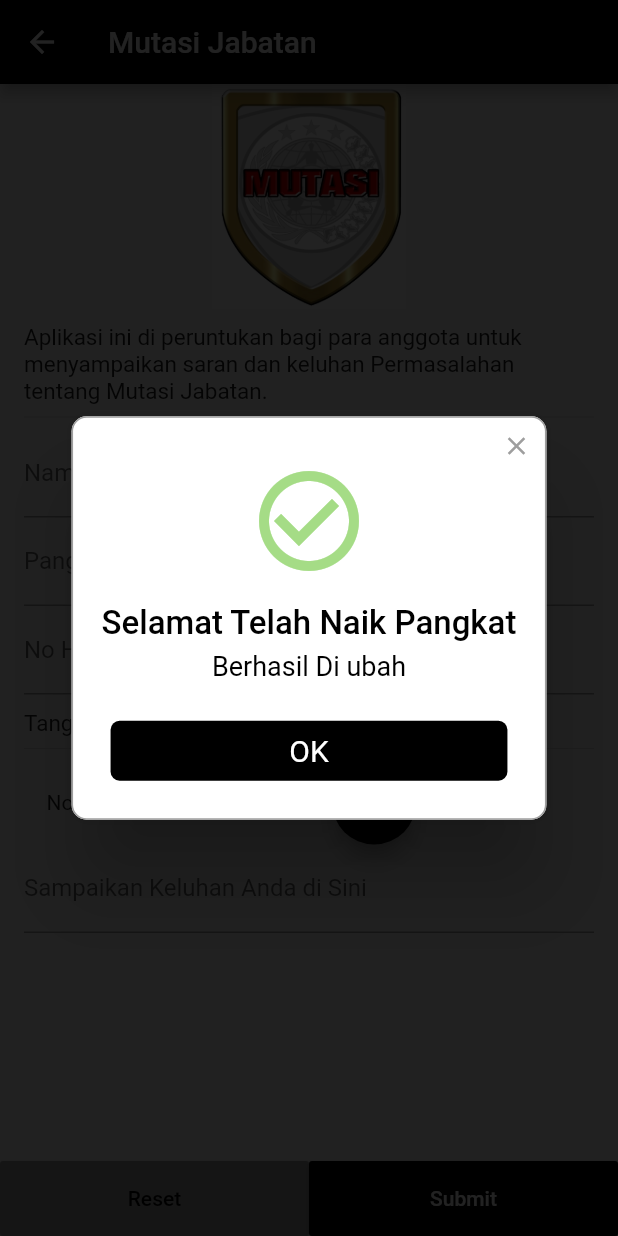
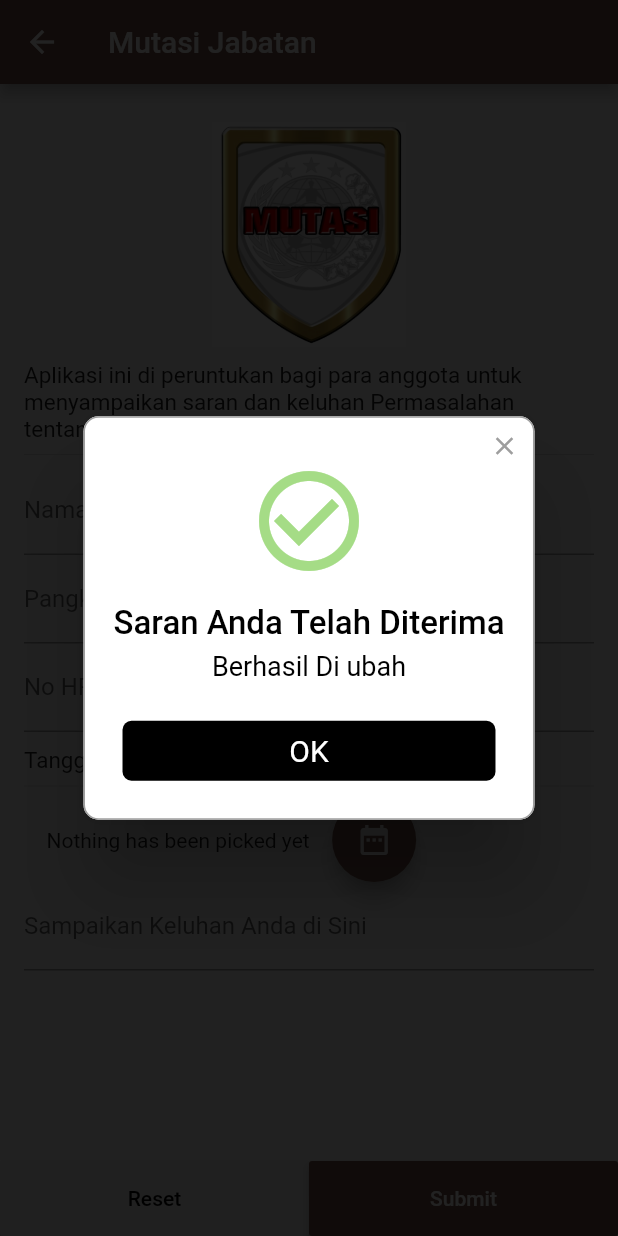
Before and after one commit to rivuzu/esdm, a Flutter app: the MutasiJabatan screen opened directly, after a tap on "Submit", on a phone screen of 412 x 824 dp. Run offline on Flutter 3.47's test engine with Material 2 defaults, Android fonts, the phone set to English and light mode, and no system bars; drawn by our look-alikes of rflutter_alert; our stand-ins replace carousel_slider, dotted_border, dropdown_formfield, google_maps_flutter, shared_preferences, webview_flutter; missing offline and left inert: flutter_plugin_pdf_viewer, flutter_pubnub, flutter_rounded_date_picker, flutter_webview_plugin, pref_dessert; accounts and stored records are empty.

Commit message:
change UI in Mutasi Jabatan and Kenaikan Pangkat

```diff
--- a/lib/src/Config/config_message.dart
+++ b/lib/src/Config/config_message.dart
@@ -3,7 +3,7 @@ class ConfigMessage{
   static String DataTitleMessageWarning = "Warning";
   static String DataTitleMessageInfo = "Info";
 
-  static String DATATITLEMESSAGESUCCSESS = 'Selamat Telah Naik Pangkat';
+  static String DATATITLEMESSAGESUCCSESS = 'Saran Anda Telah Diterima';
   static String DataTextMessageUsernameEmpty = "Username Tidak Boleh Kosong";
   static String DataTextMessagePasswordEmpty = "Password Tidak Boleh Kosong";
   static String DataTextMessageUsernameError = "Username Salah";
--- a/lib/src/EMC/mutasi_jabatan.dart
+++ b/lib/src/EMC/mutasi_jabatan.dart
@@ -138,7 +138,7 @@ Widget build(BuildContext context) {
   return new Scaffold(
     appBar: new AppBar(
           title: new Text('Mutasi Jabatan'),
-          backgroundColor: Colors.black,
+          backgroundColor: Colors.brown,
         ),
     body: new SafeArea(
           top: false,
@@ -146,7 +146,7 @@ Widget build(BuildContext context) {
           child: new Form(
               autovalidate: true,
               child: new ListView(
-                padding: const EdgeInsets.symmetric(horizontal: 16.0),
+                padding: const EdgeInsets.symmetric(horizontal: 16.0, vertical: 25.0),
                 children: <Widget>[
                 SizedBox(
                   height: 150.0,
@@ -193,12 +193,12 @@ Widget build(BuildContext context) {
 
                        new Theme(
                         data: Theme.of(context).copyWith(
-                          accentColor: Colors.black,
-                          primaryColor: Colors.black
+                          accentColor: Colors.brown,
+                          primaryColor: Colors.brown
                         ),
                         child: new Builder(
                           builder: (context) => new FloatingActionButton(
-                            backgroundColor: Colors.black,
+                            backgroundColor: Colors.brown,
                             child: new Icon(Icons.date_range),
                             onPressed: () {
                                 showDatePicker(
@@ -237,7 +237,7 @@ Widget build(BuildContext context) {
                       onPressed: () {
 //                        removeAll();
                       },
-                      color: Colors.grey,
+                      color: Colors.grey[200],
                       child: Text("Reset",style: TextStyle(color: Colors.black)),
                     ),
                   ),
@@ -250,7 +250,7 @@ Widget build(BuildContext context) {
                       onPressed: () {
                         saveMutasi();
                       },
-                      color: Colors.black,
+                      color: Colors.brown,
                       child: Text('Submit',style: TextStyle(color: Colors.white)),
                     ),
                   ),
```
Also changed, not shown: lib/src/EMC/index.dart (+4 -4 lines), lib/src/EMC/kenaikan_pangkat.dart (+6 -6 lines).
